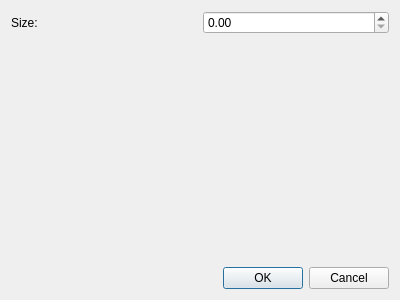
Old version of the form Polyhedron/demo/Polyhedron/Plugins/Cad/CAD_mesher_protect_initialization_dialog.ui in the repository maxGimeno/cgal.
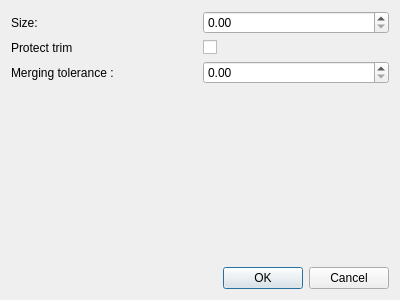
New version of the form.

Commit message: Adds options to run the initialization mechanism

What changed in the file:
```diff
--- a/Polyhedron/demo/Polyhedron/Plugins/Cad/CAD_mesher_protect_initialization_dialog.ui
+++ b/Polyhedron/demo/Polyhedron/Plugins/Cad/CAD_mesher_protect_initialization_dialog.ui
@@ -26,6 +26,26 @@
      <item row="1" column="1">
       <widget class="QDoubleSpinBox" name="sizeSpinBox"/>
      </item>
+     <item row="2" column="0">
+      <widget class="QLabel" name="protectTrimL">
+       <property name="text">
+        <string>Protect trim</string>
+       </property>
+      </widget>
+     </item>
+     <item row="2" column="1">
+      <widget class="QCheckBox" name="protectTrimCB"/>
+     </item>
+     <item row="3" column="0">
+       <widget class="QLabel" name="mergingToleranceL">
+         <property name="text">
+           <string>Merging tolerance : </string>
+         </property>
+       </widget>
+     </item>
+     <item row="3" column="1">
+       <widget class="QDoubleSpinBox" name="mergingToleranceSB"/>
+     </item>
     </layout>
    </item>
    <item>
```
The commit also changes 4 other files.
